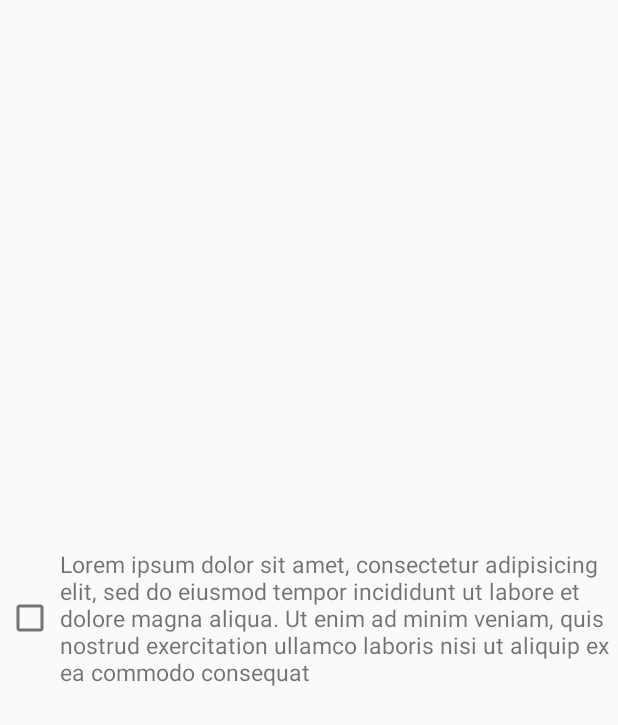
After one commit to ahsanulSowmik/Survey_App_-v2Ltd-, an Android app: the layout multiple_choice_view.xml on its own in the app's theme, with its tools: preview values and no code run, on a phone screen of 412 x 824 dp. The commit adds this screen. Shown: the top 725 px of the screen. Run offline under Robolectric (Android 15) with nearby library versions, the phone set to English and light mode, and no system bars.

Commit message:
#Add multiple option recycle view. #All question type feature dose not complete.

```diff
--- /dev/null
+++ b/app/src/main/res/layout/multiple_choice_view.xml
@@ -0,0 +1,64 @@
+<?xml version="1.0" encoding="utf-8"?>
+<RelativeLayout xmlns:android="http://schemas.android.com/apk/res/android"
+    xmlns:app="http://schemas.android.com/apk/res-auto"
+    xmlns:tools="http://schemas.android.com/tools"
+    android:layout_width="match_parent"
+    android:layout_height="match_parent"
+    >
+
+    <LinearLayout
+        android:id="@+id/linearLayout"
+        android:layout_width="match_parent"
+        android:layout_height="match_parent"
+        android:background="#FBF9F9"
+        android:orientation="horizontal"
+        android:padding="0dp"
+        android:weightSum="12">
+        <!--        android:background="#FF5722"-->
+
+
+        <CheckBox
+            android:id="@+id/answerCheckBox"
+            android:layout_width="wrap_content"
+            android:layout_height="wrap_content"
+            android:layout_alignParentStart="true"
+            android:layout_alignParentLeft="true"
+            android:layout_alignParentTop="true"
+            android:layout_alignParentRight="true"
+            android:layout_gravity="center"
+            android:layout_marginTop="0dp"
+            android:layout_weight="2"
+
+            android:focusable="false"
+            android:paddingRight="8dp"
+
+            />
+        <!--        android:background="#3B7C36"-->
+
+        <TextView
+            android:id="@+id/answerTextView"
+            android:layout_width="match_parent"
+            android:layout_height="match_parent"
+            android:layout_alignParentEnd="true"
+            android:layout_alignParentRight="true"
+            android:layout_marginEnd="0dp"
+            android:layout_marginRight="0dp"
+            android:layout_weight="10"
+            android:baselineAligned="false"
+            android:gravity="center_vertical"
+            android:text="Lorem ipsum dolor sit amet, consectetur adipisicing elit, sed do eiusmod tempor incididunt ut labore et dolore magna aliqua. Ut enim ad minim veniam, quis nostrud exercitation ullamco laboris nisi ut aliquip ex ea commodo consequat"
+            android:textSize="15sp"
+            android:textStyle="normal"
+            app:layout_constraintEnd_toEndOf="parent"
+            tools:ignore="RtlCompat"
+
+            >
+            <!--            android:background="#673AB7"-->
+        </TextView>
+
+
+    </LinearLayout>
+
+
+
+</RelativeLayout>
```
Also changed, not shown: app/src/main/java/com/example/surveyappv2ltd/adapter/QuestionAdapter.java (+72 -13 lines), app/src/main/res/layout/activity_questions.xml (+15 -0 lines), app/src/main/res/layout/list_each_questions.xml (+55 -4 lines).
